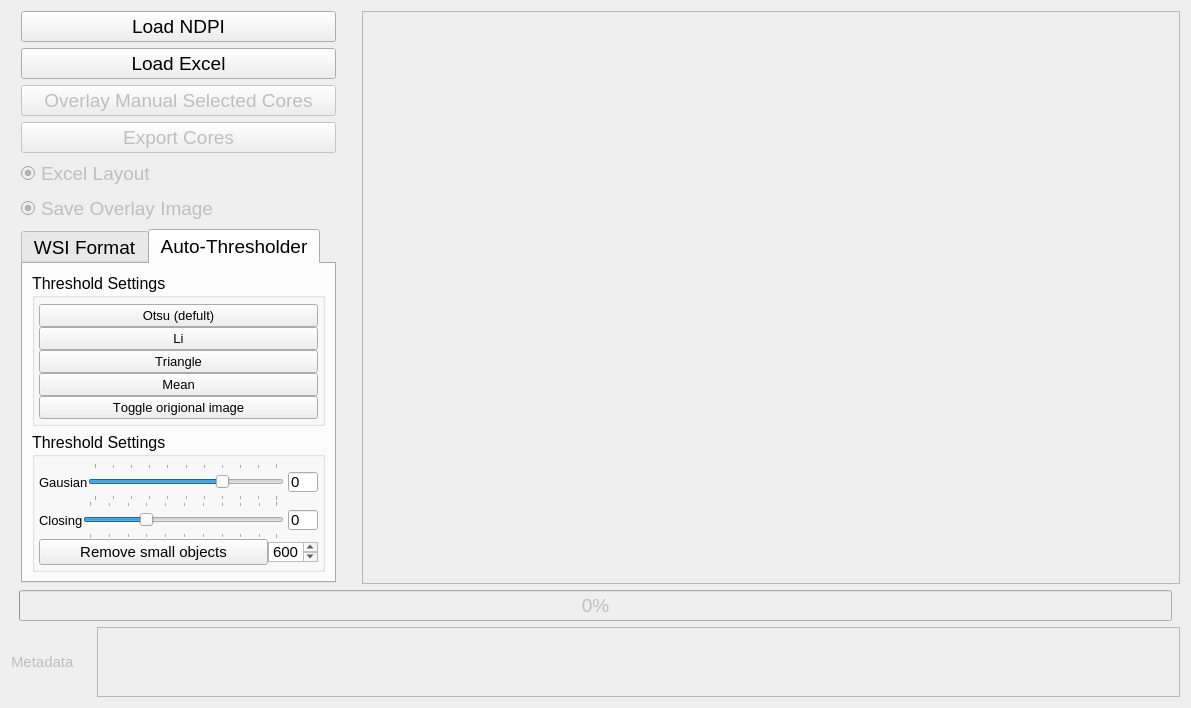
Old version of the form scripts/DAB_CUT.ui in the repository c-arthurs/QuArray.
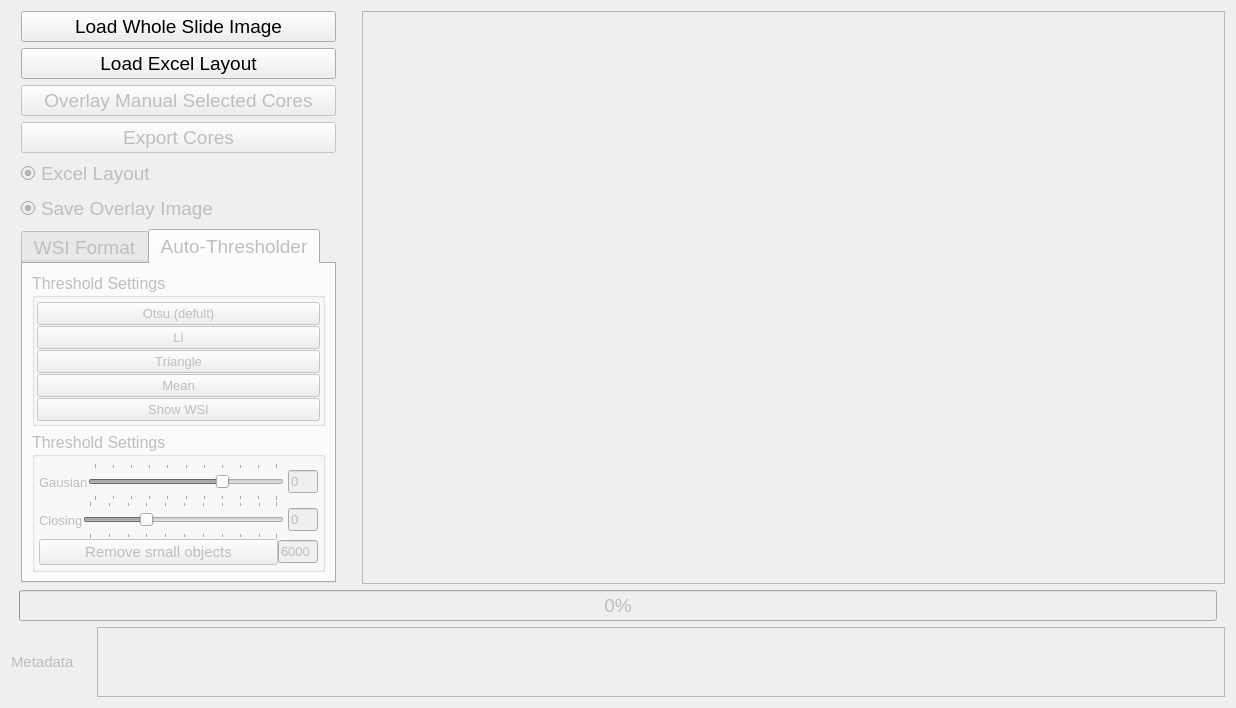
New version of the form. The open tabs and pages were chosen to show the change.

Patch:
```diff
--- a/scripts/DAB_CUT.ui
+++ b/scripts/DAB_CUT.ui
@@ -6,7 +6,7 @@
    <rect>
     <x>0</x>
     <y>0</y>
-    <width>1191</width>
+    <width>1236</width>
     <height>708</height>
    </rect>
   </property>
@@ -66,14 +66,14 @@
        <item>
         <widget class="QPushButton" name="load_ndpi">
          <property name="text">
-          <string>Load NDPI</string>
+          <string>Load Whole Slide Image</string>
          </property>
         </widget>
        </item>
        <item>
         <widget class="QPushButton" name="load_excel">
          <property name="text">
-          <string>Load Excel</string>
+          <string>Load Excel Layout</string>
          </property>
         </widget>
        </item>
@@ -131,6 +131,9 @@
        </item>
        <item>
         <widget class="QTabWidget" name="tabWidget">
+         <property name="enabled">
+          <bool>false</bool>
+         </property>
          <property name="sizePolicy">
           <sizepolicy hsizetype="Fixed" vsizetype="MinimumExpanding">
            <horstretch>0</horstretch>
@@ -432,7 +435,7 @@
              <property name="minimumSize">
               <size>
                <width>0</width>
-               <height>134</height>
+               <height>146</height>
               </size>
              </property>
              <property name="font">
@@ -445,19 +448,19 @@
              </property>
              <layout class="QVBoxLayout" name="verticalLayout_8">
               <property name="spacing">
-               <number>0</number>
+               <number>1</number>
               </property>
               <property name="leftMargin">
-               <number>4</number>
+               <number>2</number>
               </property>
               <property name="topMargin">
-               <number>6</number>
+               <number>4</number>
               </property>
               <property name="rightMargin">
-               <number>4</number>
+               <number>2</number>
               </property>
               <property name="bottomMargin">
-               <number>4</number>
+               <number>2</number>
               </property>
               <item>
                <widget class="QPushButton" name="otsu">
@@ -509,13 +512,19 @@
               </item>
               <item>
                <widget class="QPushButton" name="toggleorigional">
+                <property name="minimumSize">
+                 <size>
+                  <width>0</width>
+                  <height>0</height>
+                 </size>
+                </property>
                 <property name="font">
                  <font>
                   <pointsize>10</pointsize>
                  </font>
                 </property>
                 <property name="text">
-                 <string>Toggle origional image</string>
+                 <string>Show WSI</string>
                 </property>
                </widget>
               </item>
@@ -632,12 +641,12 @@
                   <property name="maximumSize">
                    <size>
                     <width>30</width>
-                    <height>20</height>
+                    <height>23</height>
                    </size>
                   </property>
                   <property name="font">
                    <font>
-                    <pointsize>11</pointsize>
+                    <pointsize>10</pointsize>
                    </font>
                   </property>
                   <property name="text">
@@ -716,12 +725,12 @@
                   <property name="maximumSize">
                    <size>
                     <width>30</width>
-                    <height>20</height>
+                    <height>23</height>
                    </size>
                   </property>
                   <property name="font">
                    <font>
-                    <pointsize>11</pointsize>
+                    <pointsize>10</pointsize>
                    </font>
                   </property>
                   <property name="text">
@@ -752,36 +761,20 @@
                  </widget>
                 </item>
                 <item>
-                 <widget class="QTextEdit" name="smallobs_text">
-                  <property name="sizePolicy">
-                   <sizepolicy hsizetype="Preferred" vsizetype="Preferred">
-                    <horstretch>10</horstretch>
-                    <verstretch>10</verstretch>
-                   </sizepolicy>
-                  </property>
-                  <property name="minimumSize">
-                   <size>
-                    <width>10</width>
-                    <height>10</height>
-                   </size>
-                  </property>
+                 <widget class="QLineEdit" name="smallobs_text">
                   <property name="maximumSize">
                    <size>
-                    <width>50</width>
-                    <height>20</height>
+                    <width>40</width>
+                    <height>16777215</height>
                    </size>
                   </property>
                   <property name="font">
                    <font>
-                    <pointsize>11</pointsize>
+                    <pointsize>10</pointsize>
                    </font>
                   </property>
-                  <property name="html">
-                   <string>&lt;!DOCTYPE HTML PUBLIC &quot;-//W3C//DTD HTML 4.0//EN&quot; &quot;http://www.w3.org/TR/REC-html40/strict.dtd&quot;&gt;
-&lt;html&gt;&lt;head&gt;&lt;meta name=&quot;qrichtext&quot; content=&quot;1&quot; /&gt;&lt;style type=&quot;text/css&quot;&gt;
-p, li { white-space: pre-wrap; }
-&lt;/style&gt;&lt;/head&gt;&lt;body style=&quot; font-family:'.AppleSystemUIFont'; font-size:11pt; font-weight:400; font-style:normal;&quot;&gt;
-&lt;p style=&quot; margin-top:0px; margin-bottom:0px; margin-left:0px; margin-right:0px; -qt-block-indent:0; text-indent:0px;&quot;&gt;6000&lt;/p&gt;&lt;/body&gt;&lt;/html&gt;</string>
+                  <property name="text">
+                   <string>6000</string>
                   </property>
                  </widget>
                 </item>
@@ -921,7 +914,7 @@
          <rect>
           <x>0</x>
           <y>0</y>
-          <width>1075</width>
+          <width>1120</width>
           <height>77</height>
          </rect>
         </property>
```
Left out of the diff: 2 changed lines with no effect on the pictures.
